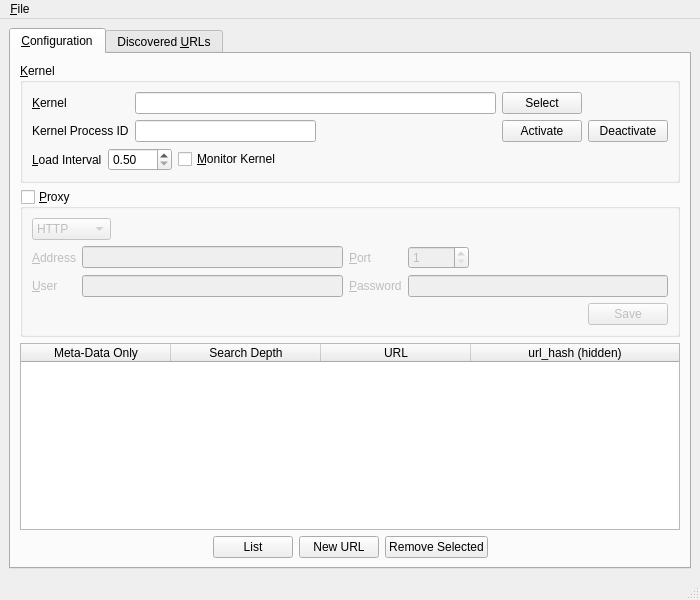
First picture: the form in UI/pandemonium.ui, repository nurfalie/pandamonium, before the edit.
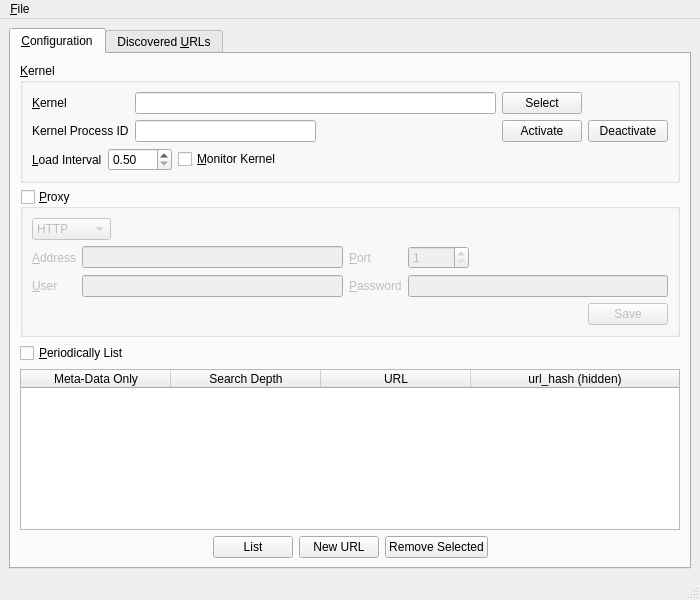
Second picture: the form after the edit.

Patch:
```diff
--- a/UI/pandemonium.ui
+++ b/UI/pandemonium.ui
@@ -307,6 +307,30 @@
           </layout>
          </widget>
         </item>
+        <item>
+         <layout class="QHBoxLayout" name="horizontalLayout_8">
+          <item>
+           <widget class="QCheckBox" name="periodically_list_search_urls">
+            <property name="text">
+             <string>&amp;Periodically List</string>
+            </property>
+           </widget>
+          </item>
+          <item>
+           <spacer name="horizontalSpacer_12">
+            <property name="orientation">
+             <enum>Qt::Horizontal</enum>
+            </property>
+            <property name="sizeHint" stdset="0">
+             <size>
+              <width>40</width>
+              <height>20</height>
+             </size>
+            </property>
+           </spacer>
+          </item>
+         </layout>
+        </item>
         <item>
          <widget class="QTableWidget" name="search_urls">
           <property name="selectionBehavior">
```
Left out of the diff: 26 changed lines with no effect on the pictures.
